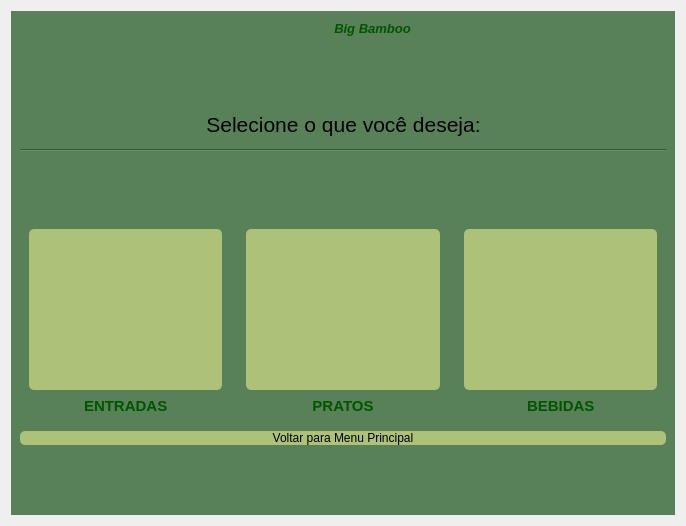
Before: the Qt Designer form telas_qt/janela_cardapio.ui in lauraprass/aplicativo_de_pedidos_para_restaurante, drawn with Qt 5.
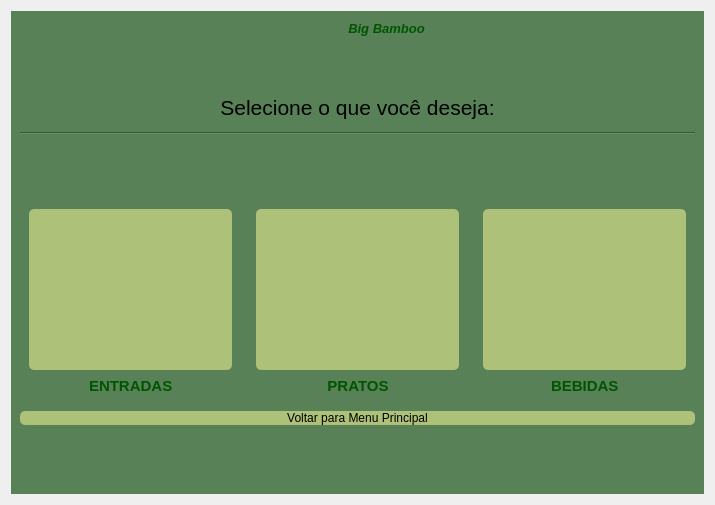
After: the same form once the commit is applied. Icons and pictures are not drawn.

What changed in the file:
```diff
--- a/telas_qt/janela_cardapio.ui
+++ b/telas_qt/janela_cardapio.ui
@@ -6,8 +6,8 @@
    <rect>
     <x>0</x>
     <y>0</y>
-    <width>686</width>
-    <height>526</height>
+    <width>715</width>
+    <height>505</height>
    </rect>
   </property>
   <property name="windowTitle">
```
Left out of the diff: 2 changed lines with no effect on the pictures.
